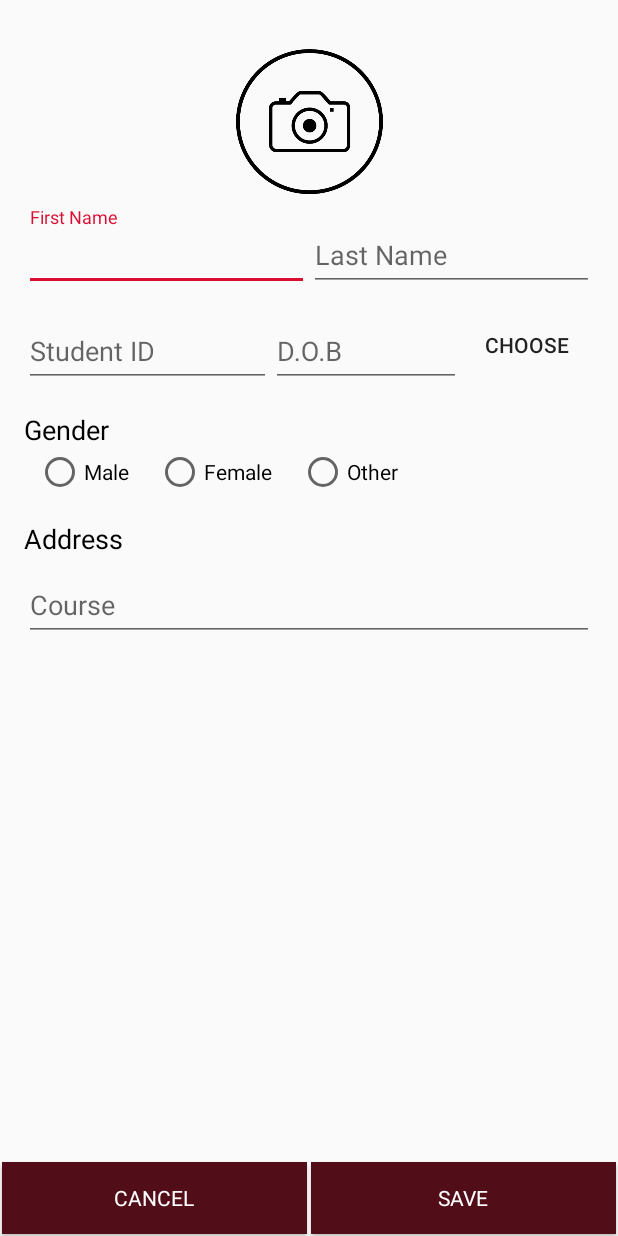
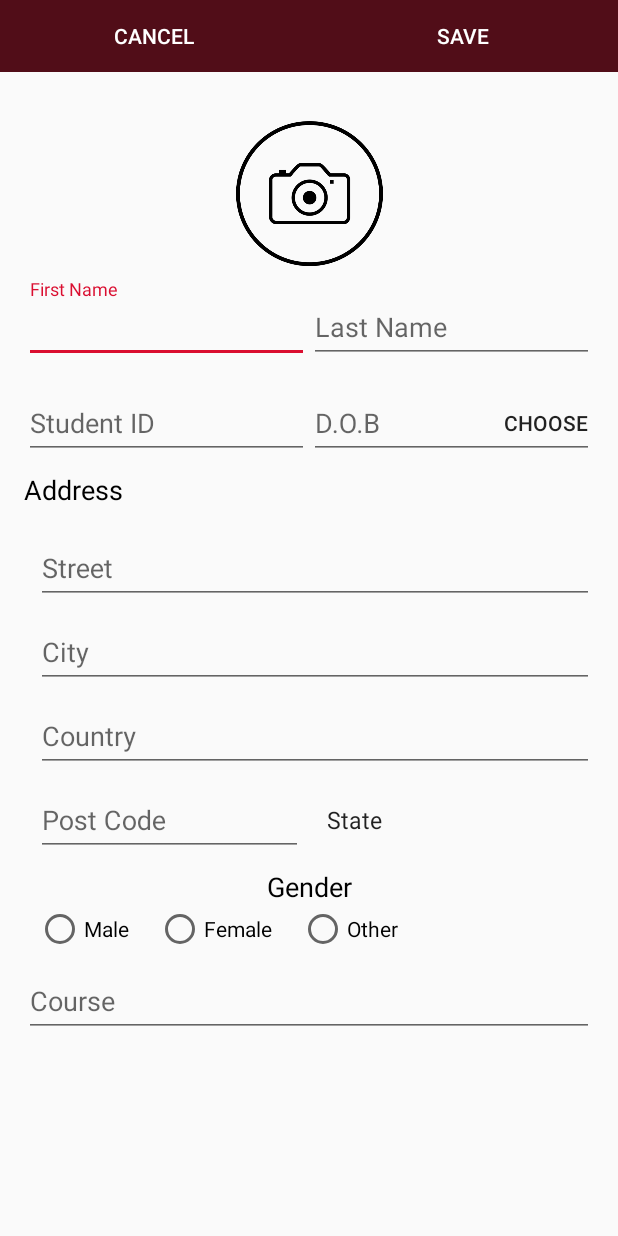
Before and after one commit to Zempire/Teachers-Pet, an Android app: the StudentCreator screen opened directly, with no data from a screen before it, on a phone screen of 412 x 824 dp. Run offline under Robolectric (Android 15) with nearby library versions, the phone set to English and light mode, and no system bars.

Commit message:
More Student Creator touch ups.

```diff
--- a/app/src/main/java/com/example/android/tabsetup/StudentCreator.java
+++ b/app/src/main/java/com/example/android/tabsetup/StudentCreator.java
@@ -2,19 +2,33 @@ package com.example.android.tabsetup;
 
 import android.os.Bundle;
 import android.view.View;
+import android.widget.AdapterView;
+import android.widget.ArrayAdapter;
 import android.widget.LinearLayout;
+import android.widget.Spinner;
 import android.widget.TextView;
+import android.widget.Toast;
+
+import java.util.ArrayList;
+import java.util.Arrays;
+import java.util.List;
 
 import androidx.annotation.Nullable;
 import androidx.appcompat.app.AppCompatActivity;
+
+import static android.R.layout.simple_spinner_dropdown_item;
 
 public class StudentCreator extends AppCompatActivity {
 
     TextView address;
     LinearLayout addressExpanded;
+    Spinner spinner;
+
+    String[] states = new String[]{
+            "State", "NSW", "VIC", "QLD", "NT", "WA", "SA", "TAS", "ACT"};
 
     @Override
-    protected void onCreate(@Nullable Bundle savedInstanceState) {
+    protected void onCreate(Bundle savedInstanceState) {
         super.onCreate(savedInstanceState);
         setContentView(R.layout.activity_create_student);
 
@@ -29,5 +43,28 @@ public class StudentCreator extends AppCompatActivity {
                     addressExpanded.setVisibility(view.VISIBLE);
             }
         });
+
+        spinner = findViewById(R.id.stateSpinner);
+        addItemsToSpinner(spinner);
+        spinner.setOnItemSelectedListener(new AdapterView.OnItemSelectedListener() {
+            @Override
+            public void onItemSelected(AdapterView<?> adapterView, View view, int i, long l) {
+
+            }
+
+            @Override
+            public void onNothingSelected(AdapterView<?> adapterView) {
+
+            }
+        });
+    }
+
+    public void addItemsToSpinner(Spinner spinner) {
+        List<String> stateList = new ArrayList<>(Arrays.asList(states));
+        ArrayAdapter<String> dataAdapter = new ArrayAdapter<String>
+                (this, android.R.layout.simple_spinner_item, stateList);
+        dataAdapter.setDropDownViewResource(simple_spinner_dropdown_item);
+        spinner.setAdapter(dataAdapter);
+
     }
 }
--- a/app/src/main/res/layout/activity_create_student.xml
+++ b/app/src/main/res/layout/activity_create_student.xml
@@ -2,9 +2,57 @@
 <androidx.constraintlayout.widget.ConstraintLayout xmlns:android="http://schemas.android.com/apk/res/android"
     xmlns:app="http://schemas.android.com/apk/res-auto"
     xmlns:tools="http://schemas.android.com/tools"
-    android:id="@+id/linearLayout"
     android:layout_width="match_parent"
     android:layout_height="match_parent">
+
+    <LinearLayout
+        android:id="@+id/optionsLayout"
+        android:layout_width="match_parent"
+        android:layout_height="wrap_content"
+        android:orientation="horizontal"
+        app:layout_constraintEnd_toEndOf="parent"
+        app:layout_constraintHorizontal_bias="0.0"
+        app:layout_constraintStart_toStartOf="parent"
+        app:layout_constraintTop_toTopOf="parent">
+
+        <Button
+            android:id="@+id/cancel_btn"
+            android:layout_width="wrap_content"
+            android:layout_height="wrap_content"
+
+            android:layout_weight="1"
+            android:background="@color/colorPrimaryDark"
+            android:text="CANCEL"
+            android:textColor="@android:color/white" />
+
+        <Button
+            android:id="@+id/save_btn"
+            android:layout_width="wrap_content"
+            android:layout_height="wrap_content"
+            android:layout_weight="1"
+            android:background="@color/colorPrimaryDark"
+            android:text="SAVE"
+            android:textColor="@android:color/white" />
+    </LinearLayout>
+
+    <ScrollView xmlns:android="http://schemas.android.com/apk/res/android"
+        xmlns:app="http://schemas.android.com/apk/res-auto"
+        xmlns:tools="http://schemas.android.com/tools"
+        android:id="@+id/scrollView2"
+        android:layout_width="match_parent"
+        android:layout_height="0dp"
+        app:layout_constraintBottom_toBottomOf="parent"
+        app:layout_constraintEnd_toEndOf="parent"
+        app:layout_constraintStart_toStartOf="parent"
+        app:layout_constraintTop_toBottomOf="@+id/optionsLayout">
+
+        <androidx.constraintlayout.widget.ConstraintLayout xmlns:android="http://schemas.android.com/apk/res/android"
+            xmlns:app="http://schemas.android.com/apk/res-auto"
+            xmlns:tools="http://schemas.android.com/tools"
+            android:id="@+id/studentForm"
+            android:layout_width="match_parent"
+            android:layout_height="match_parent"
+            android:minHeight="250dp">
 
             <ImageView
                 android:id="@+id/addImage"
@@ -76,7 +124,7 @@
                     android:id="@+id/IDContainer"
                     android:layout_width="0dp"
                     android:layout_height="wrap_content"
-            android:layout_weight="1.3">
+                    android:layout_weight="1.5">
 
                     <com.google.android.material.textfield.TextInputEditText
                         android:id="@+id/studentID"
@@ -91,34 +139,42 @@
                     android:id="@+id/DOBContainer"
                     android:layout_width="0dp"
                     android:layout_height="wrap_content"
-            android:layout_weight="1">
+                    android:layout_weight="1.5">
 
                     <com.google.android.material.textfield.TextInputEditText
                         android:id="@+id/studentDOB"
                         android:layout_width="match_parent"
                         android:layout_height="wrap_content"
                         android:hint="D.O.B"
-                android:inputType="date"/>
+                        android:inputType="date" />
 
                 </com.google.android.material.textfield.TextInputLayout>
 
+            </LinearLayout>
+
             <Button
                 android:id="@+id/button"
-            android:layout_width="0dp"
+                style="?android:attr/borderlessButtonStyle"
+                android:layout_width="wrap_content"
                 android:layout_height="match_parent"
-            android:layout_weight=".7"
+                android:layout_marginStart="8dp"
+                android:layout_marginEnd="8dp"
                 android:backgroundTint="@android:color/transparent"
                 android:text="choose"
-            style="?android:attr/borderlessButtonStyle" />
-
-    </LinearLayout>
+                android:textAlignment="textEnd"
+                app:layout_constraintBottom_toBottomOf="@+id/id_dobLayout"
+                app:layout_constraintEnd_toEndOf="parent"
+                app:layout_constraintHorizontal_bias="1.0"
+                app:layout_constraintStart_toStartOf="@+id/id_dobLayout"
+                app:layout_constraintTop_toTopOf="@+id/id_dobLayout"
+                app:layout_constraintVertical_bias="1.0" />
 
             <TextView
                 android:id="@+id/addressHeader"
                 android:layout_width="match_parent"
                 android:layout_height="wrap_content"
                 android:layout_marginStart="16dp"
-        android:layout_marginTop="16dp"
+                android:layout_marginTop="8dp"
                 android:layout_marginEnd="16dp"
                 android:clickable="true"
                 android:text="Address"
@@ -128,7 +184,7 @@
                 app:layout_constraintEnd_toEndOf="parent"
                 app:layout_constraintHorizontal_bias="0.0"
                 app:layout_constraintStart_toStartOf="parent"
-        app:layout_constraintTop_toBottomOf="@+id/genderRadioGroup" />
+                app:layout_constraintTop_toBottomOf="@+id/id_dobLayout" />
 
             <LinearLayout
                 android:id="@+id/addressLayout"
@@ -138,20 +194,80 @@
                 android:layout_marginTop="8dp"
                 android:layout_marginEnd="16dp"
                 android:orientation="vertical"
-        android:visibility="gone"
+                android:visibility="visible"
                 app:layout_constraintEnd_toEndOf="parent"
                 app:layout_constraintStart_toStartOf="parent"
                 app:layout_constraintTop_toBottomOf="@+id/addressHeader">
 
-        <EditText
+                <com.google.android.material.textfield.TextInputLayout
+                    android:layout_width="match_parent"
+                    android:layout_height="wrap_content">
+
+                    <com.google.android.material.textfield.TextInputEditText
+                        android:id="@+id/street"
                         android:layout_width="match_parent"
                         android:layout_height="wrap_content"
-            android:text="FUCK" />
+                        android:inputType="textPostalAddress"
+                        android:hint="Street" />
 
-        <EditText
+                </com.google.android.material.textfield.TextInputLayout>
+
+                <com.google.android.material.textfield.TextInputLayout
+                    android:layout_width="match_parent"
+                    android:layout_height="wrap_content">
+
+                    <com.google.android.material.textfield.TextInputEditText
+                        android:id="@+id/city"
                         android:layout_width="match_parent"
                         android:layout_height="wrap_content"
-            android:text="YOU" />
+                        android:inputType="textPostalAddress"
+                        android:hint="City" />
+
+                </com.google.android.material.textfield.TextInputLayout>
+
+                <com.google.android.material.textfield.TextInputLayout
+                    android:layout_width="match_parent"
+                    android:layout_height="wrap_content">
+
+                    <com.google.android.material.textfield.TextInputEditText
+                        android:id="@+id/Country"
+                        android:layout_width="match_parent"
+                        android:layout_height="wrap_content"
+                        android:inputType="textPostalAddress"
+                        android:hint="Country" />
+
+                </com.google.android.material.textfield.TextInputLayout>
+
+            <LinearLayout
+                android:layout_width="match_parent"
+                android:layout_height="wrap_content">
+
+                <com.google.android.material.textfield.TextInputLayout
+                    android:layout_width="0dp"
+                    android:layout_height="wrap_content"
+                    android:layout_weight="1">
+
+                    <com.google.android.material.textfield.TextInputEditText
+                        android:id="@+id/postcode"
+                        android:layout_width="match_parent"
+                        android:layout_height="wrap_content"
+                        android:inputType="number"
+                        android:hint="Post Code" />
+
+                </com.google.android.material.textfield.TextInputLayout>
+
+                <Spinner
+                    android:id="@+id/stateSpinner"
+                    android:layout_width="0dp"
+                    android:layout_height="match_parent"
+                    android:layout_marginStart="8dp"
+                    android:layout_marginTop="8dp"
+                    android:layout_marginEnd="8dp"
+                    android:spinnerMode="dialog"
+                    android:background="?android:colorBackground"
+                    android:layout_weight="1"/>
+            </LinearLayout>
+
             </LinearLayout>
 
             <EditText
@@ -165,53 +281,23 @@
                 app:layout_constraintEnd_toEndOf="parent"
                 app:layout_constraintHorizontal_bias="0.0"
                 app:layout_constraintStart_toStartOf="parent"
-        app:layout_constraintTop_toBottomOf="@+id/addressLayout" />
-
-    <LinearLayout
-        android:id="@+id/optionsLayout"
-        android:layout_width="match_parent"
-        android:layout_height="wrap_content"
-        android:orientation="horizontal"
-        app:layout_constraintBottom_toBottomOf="parent"
-        app:layout_constraintEnd_toEndOf="parent"
-        app:layout_constraintHorizontal_bias="0.0"
-        app:layout_constraintStart_toStartOf="parent">
-
-        <Button
-            android:id="@+id/cancel_btn"
-            android:layout_width="wrap_content"
-            android:layout_height="wrap_content"
-            android:layout_margin="1dp"
-            android:layout_weight="1"
-            android:background="@color/colorPrimaryDark"
-            android:text="CANCEL"
-            style="@style/ButtonColor"/>
-
-        <Button
-            android:id="@+id/save_btn"
-            android:layout_width="wrap_content"
-            android:layout_height="wrap_content"
-            android:layout_margin="1dp"
-            android:layout_weight="1"
-            android:background="@color/colorPrimaryDark"
-            android:text="SAVE"
-            style="@style/ButtonColor"/>
-    </LinearLayout>
+                app:layout_constraintTop_toBottomOf="@+id/genderRadioGroup" />
 
             <TextView
                 android:id="@+id/genderHeader"
                 android:layout_width="match_parent"
                 android:layout_height="wrap_content"
                 android:layout_marginStart="16dp"
-        android:layout_marginTop="16dp"
+                android:layout_marginTop="8dp"
                 android:layout_marginEnd="16dp"
                 android:text="Gender"
-        android:textAlignment="viewStart"
+                android:textAlignment="center"
                 android:textColor="@android:color/black"
                 android:textSize="18sp"
                 app:layout_constraintEnd_toEndOf="parent"
+                app:layout_constraintHorizontal_bias="1.0"
                 app:layout_constraintStart_toStartOf="parent"
-        app:layout_constraintTop_toBottomOf="@+id/id_dobLayout" />
+                app:layout_constraintTop_toBottomOf="@+id/addressLayout" />
 
             <RadioGroup
                 android:id="@+id/genderRadioGroup"
@@ -246,3 +332,6 @@
             </RadioGroup>
 
         </androidx.constraintlayout.widget.ConstraintLayout>
+    </ScrollView>
+
+</androidx.constraintlayout.widget.ConstraintLayout>
--- a/app/src/main/res/values/styles.xml
+++ b/app/src/main/res/values/styles.xml
@@ -8,8 +8,5 @@
         <item name="colorAccent">@color/colorAccent</item>
     </style>
 
-    <style name="ButtonColor" parent="@android:style/Widget.Button">
-        <item name="android:textColor">#FFFFFF</item>
-    </style>
 
 </resources>
```
Lines whose indentation alone changed are shown as unchanged.
